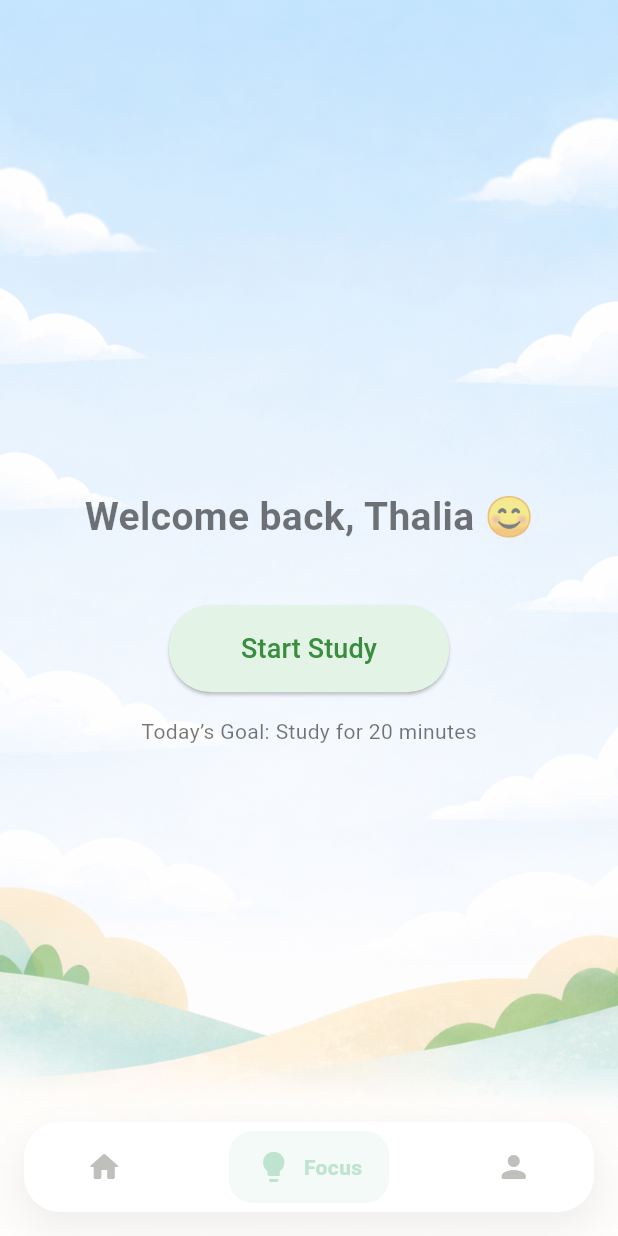
After one commit to preetidas60/ADHD-App, a Flutter app: the screen it shows after launch, item 2 of the bottom bar chosen, on a phone screen of 412 x 824 dp. The commit adds this screen. Run offline on Flutter 3.47's test engine with Material 3 defaults, Android fonts, the light colour scheme and no system bars.

Commit message:
Introduced focus screen in bottom navigation

```diff
--- a/lib/botttom_nav.dart
+++ b/lib/botttom_nav.dart
@@ -1,5 +1,6 @@
 import 'package:flutter/material.dart';
 import 'package:adhd_app/screens/home_screen.dart';
+import 'package:adhd_app/screens/focus_screen.dart';
 import 'package:adhd_app/screens/profile_screen.dart';
 import 'package:adhd_app/theme/colors.dart';
 
@@ -15,16 +16,19 @@ class _MainNavigationState extends State<MainNavigation> {
 
   final List<Widget> _screens = const [
     HomeScreen(),
+    FocusScreen(),
     ProfilePage(),
   ];
 
   final List<IconData> _navIcons = [
     Icons.home_rounded,
+    Icons.lightbulb,
     Icons.person_rounded,
   ];
 
   final List<String> _navLabels = [
     "Home",
+    "Focus",
     "Profile",
   ];
 
@@ -34,8 +38,11 @@ class _MainNavigationState extends State<MainNavigation> {
       backgroundColor: const Color(0xFFFFFEFE),
       body: Stack(
         children: [
-          /// ACTIVE SCREEN
-          _screens[_currentIndex],
+          /// ✅ STATE-PRESERVING SCREEN SWITCH
+          IndexedStack(
+            index: _currentIndex,
+            children: _screens,
+          ),
 
           /// FLOATING BOTTOM NAV
           Positioned(
@@ -57,7 +64,7 @@ class _MainNavigationState extends State<MainNavigation> {
               ),
               child: Row(
                 mainAxisAlignment: MainAxisAlignment.spaceAround,
-                children: List.generate(2, (index) {
+                children: List.generate(3, (index) {
                   final isActive = _currentIndex == index;
 
                   return GestureDetector(
--- /dev/null
+++ b/lib/screens/focus_screen.dart
@@ -0,0 +1,329 @@
+import 'dart:async';
+import 'package:flutter/material.dart';
+
+import '../theme/colors.dart';
+
+enum FocusStage {
+  welcome,
+  transition,
+  confirm,
+  session,
+  complete,
+}
+
+class FocusScreen extends StatefulWidget {
+  const FocusScreen({super.key});
+
+  @override
+  State<FocusScreen> createState() => _FocusScreenState();
+}
+
+class _FocusScreenState extends State<FocusScreen>
+    with SingleTickerProviderStateMixin, AutomaticKeepAliveClientMixin {
+
+  @override
+  bool get wantKeepAlive => true;
+
+  FocusStage stage = FocusStage.welcome;
+
+  late AnimationController _pulseController;
+  Timer? _sessionTimer;
+
+  // 🔒 MEMORY STATE
+  double progress = 0.0;
+  int elapsedSeconds = 0;
+
+  static const int sessionDurationSeconds = 20 * 60;
+
+  // Cached background image
+  late final ImageProvider _backgroundImage;
+
+  @override
+  void initState() {
+    super.initState();
+
+    _backgroundImage = const AssetImage('assets/images/focusBg.png');
+
+    _pulseController = AnimationController(
+      vsync: this,
+      duration: const Duration(seconds: 3),
+    )..repeat(reverse: true);
+
+    // Pre-cache background image
+    WidgetsBinding.instance.addPostFrameCallback((_) {
+      precacheImage(_backgroundImage, context);
+    });
+  }
+
+  @override
+  void dispose() {
+    _sessionTimer?.cancel();
+    _pulseController.dispose();
+    super.dispose();
+  }
+
+  void startTransition() {
+    setState(() => stage = FocusStage.transition);
+
+    Future.delayed(const Duration(seconds: 5), () {
+      if (mounted) {
+        setState(() => stage = FocusStage.confirm);
+      }
+    });
+  }
+
+  void startSession() {
+    // Prevent duplicate timers
+    if (_sessionTimer != null) return;
+
+    setState(() => stage = FocusStage.session);
+
+    _sessionTimer = Timer.periodic(const Duration(seconds: 1), (timer) {
+      elapsedSeconds++;
+
+      setState(() {
+        progress = elapsedSeconds / sessionDurationSeconds;
+      });
+
+      if (elapsedSeconds >= sessionDurationSeconds) {
+        timer.cancel();
+        _sessionTimer = null;
+        setState(() => stage = FocusStage.complete);
+      }
+    });
+  }
+
+  @override
+  Widget build(BuildContext context) {
+    super.build(context); // REQUIRED for keep-alive
+
+    return Scaffold(
+      body: Stack(
+        children: [
+          // BACKGROUND (CACHED)
+          Positioned.fill(
+            child: Image(
+              image: _backgroundImage,
+              fit: BoxFit.cover,
+            ),
+          ),
+
+          // VERY LIGHT OVERLAY (READABILITY)
+          Positioned.fill(
+            child: Container(
+              color: Colors.white.withOpacity(0.04),
+            ),
+          ),
+
+          // FOREGROUND CONTENT
+          AnimatedSwitcher(
+            duration: const Duration(milliseconds: 600),
+            child: KeyedSubtree(
+              key: ValueKey(stage),
+              child: _buildStage(),
+            ),
+          ),
+        ],
+      ),
+    );
+  }
+
+  Widget _buildStage() {
+    switch (stage) {
+      case FocusStage.welcome:
+        return _welcome();
+      case FocusStage.transition:
+        return _transition();
+      case FocusStage.confirm:
+        return _confirm();
+      case FocusStage.session:
+        return _session();
+      case FocusStage.complete:
+        return _complete();
+    }
+  }
+
+  // WELCOME (UNCHANGED)
+  Widget _welcome() {
+    return Center(
+      child: Column(
+        mainAxisAlignment: MainAxisAlignment.center,
+        children: [
+          Text(
+            "Welcome back, Thalia 😊",
+            style: TextStyle(
+              fontSize: 26,
+              fontWeight: FontWeight.w600,
+              color: Colors.black54,
+            ),
+          ),
+          const SizedBox(height: 40),
+          ElevatedButton(
+            style: ElevatedButton.styleFrom(
+              backgroundColor: AppColors.primaryLight,
+              padding:
+              const EdgeInsets.symmetric(horizontal: 48, vertical: 16),
+              shape: RoundedRectangleBorder(
+                borderRadius: BorderRadius.circular(28),
+              ),
+            ),
+            onPressed: startTransition,
+            child: Text(
+              "Start Study",
+              style: TextStyle(fontSize: 18,
+              color: AppColors.primaryDark),
+            ),
+          ),
+          const SizedBox(height: 16),
+          const Text(
+            "Today’s Goal: Study for 20 minutes",
+            style: TextStyle(color: Colors.black54),
+          ),
+        ],
+      ),
+    );
+  }
+
+  // TRANSITION (UNCHANGED)
+  Widget _transition() {
+    return Center(
+      child: FadeTransition(
+        opacity: _pulseController,
+        child: Column(
+          mainAxisAlignment: MainAxisAlignment.center,
+          children: const [
+            Text(
+              "Let’s focus together 🌱",
+              style: TextStyle(
+                fontSize: 22,
+                color: Color(0xFF2D4A7A),
+              ),
+            ),
+            SizedBox(height: 12),
+            Text(
+              "Just for a little while",
+              style: TextStyle(color: Colors.black54),
+            ),
+          ],
+        ),
+      ),
+    );
+  }
+
+  // CONFIRM (UNCHANGED)
+  Widget _confirm() {
+    return Center(
+      child: Column(
+        mainAxisAlignment: MainAxisAlignment.center,
+        children: [
+          const Text(
+            "Focus Time",
+            style: TextStyle(
+              fontSize: 24,
+              fontWeight: FontWeight.w500,
+              color: Color(0xFF2D4A7A),
+            ),
+          ),
+          const SizedBox(height: 8),
+          const Text(
+            "20 minutes · You can stop anytime 😊",
+            style: TextStyle(color: Colors.black54),
+          ),
+          const SizedBox(height: 32),
+          ElevatedButton(
+            onPressed: startSession,
+            style: ElevatedButton.styleFrom(
+              backgroundColor: AppColors.primaryLight,
+              padding:
+              const EdgeInsets.symmetric(horizontal: 40, vertical: 14),
+              shape: RoundedRectangleBorder(
+                borderRadius: BorderRadius.circular(28),
+              ),
+            ),
+            child:  Text("Begin Session",
+            style: TextStyle(color: AppColors.primaryDark),),
+          ),
+        ],
+      ),
+    );
+  }
+
+  // SESSION (UNCHANGED UI)
+  Widget _session() {
+    return Center(
+      child: Column(
+        mainAxisAlignment: MainAxisAlignment.center,
+        children: [
+          SizedBox(
+            height: 200,
+            width: 200,
+            child: CircularProgressIndicator(
+              value: progress,
+              strokeWidth: 12,
+              backgroundColor: Colors.grey.shade200,
+              color: AppColors.visibleGreen,
+            ),
+          ),
+          const SizedBox(height: 32),
+          const Text(
+            "Math · Fractions",
+            style: TextStyle(
+              fontSize: 20,
+              fontWeight: FontWeight.w500,
+              color: Colors.black54,
+            ),
+          ),
+          const SizedBox(height: 8),
+          const Text(
+            "Staying focused 💚",
+            style: TextStyle(color: Colors.black54),
+          ),
+        ],
+      ),
+    );
+  }
+
+  // COMPLETE (UNCHANGED)
+  Widget _complete() {
+    return Center(
+      child: Column(
+        mainAxisAlignment: MainAxisAlignment.center,
+        children: [
+          const Text(
+            "Great job! 🎉",
+            style: TextStyle(
+              fontSize: 26,
+              fontWeight: FontWeight.w600,
+              color: Color(0xFF4E5155),
+            ),
+          ),
+          const SizedBox(height: 8),
+          const Text(
+            "You focused for 20 minutes",
+            style: TextStyle(color: Colors.black54),
+          ),
+          const SizedBox(height: 32),
+          ElevatedButton(
+            onPressed: () {
+              setState(() {
+                stage = FocusStage.welcome;
+                elapsedSeconds = 0;
+                progress = 0;
+              });
+            },
+            style: ElevatedButton.styleFrom(
+              backgroundColor: AppColors.primaryLight,
+              padding:
+              const EdgeInsets.symmetric(horizontal: 36, vertical: 14),
+              shape: RoundedRectangleBorder(
+                borderRadius: BorderRadius.circular(28),
+              ),
+            ),
+            child:  Text("Take a Break",
+            style: TextStyle(color: AppColors.primaryDark),),
+          ),
+        ],
+      ),
+    );
+  }
+}
--- a/lib/theme/colors.dart
+++ b/lib/theme/colors.dart
@@ -10,6 +10,8 @@ class AppColors {
   static const Color primaryDark = Color(0xFF388E3C);  // Dark Green
   static const Color blueDark = Color(0xFF2D7FEA);  // Dark blue
   static const Color warmDark = Color(0xFFF8BB70);  // Dark blue
+  static const Color visibleGreen = Color(0xFF8EE4B7);      // Main Green
+
 
 
   // 🌱 Secondary / Accent
--- a/pubspec.yaml
+++ b/pubspec.yaml
@@ -54,6 +54,7 @@ flutter:
   assets:
     - assets/icons/
     - assets/profile/
+    - assets/images/
 
   # The following line ensures that the Material Icons font is
   # included with your application, so that you can use the icons in
```
Also changed, not shown: assets/images/focusBg.png (added).
